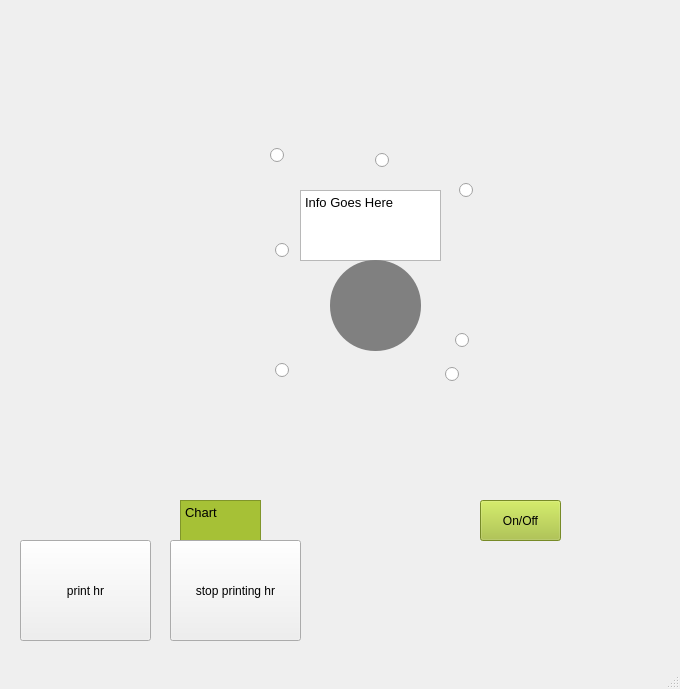
Above: mainwindow.ui from rayc4/COMP3004-Group-Project before the change. Below: the same form after it.
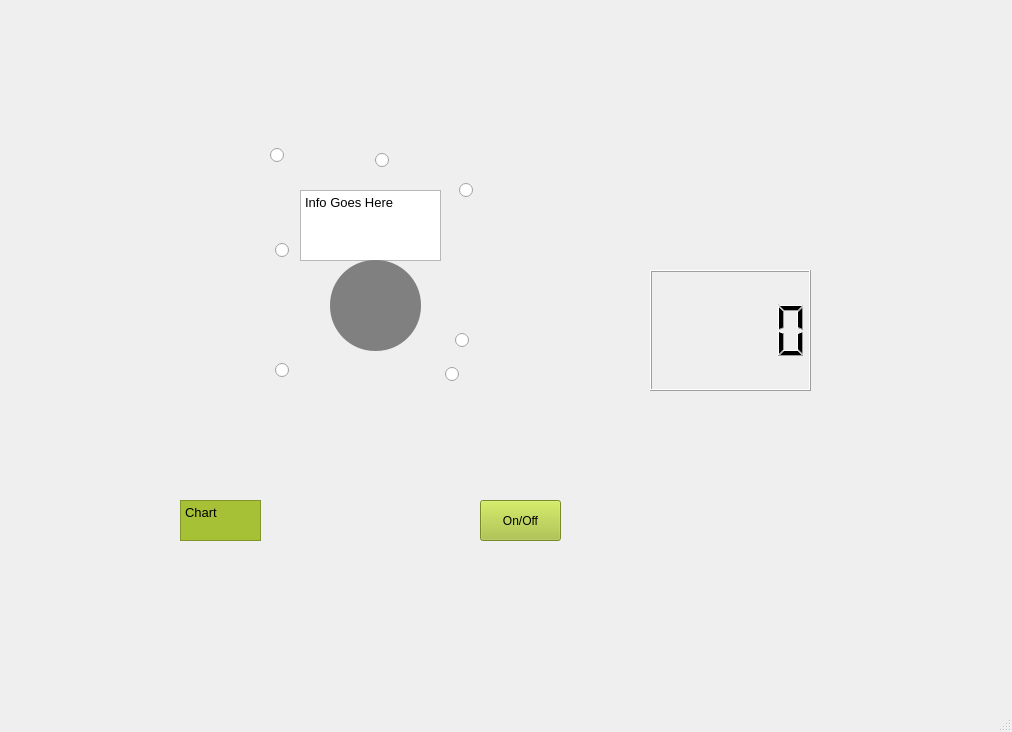
That is the form after the change. Icons and pictures are not drawn.

Diff of the .ui file:
```diff
--- a/mainwindow.ui
+++ b/mainwindow.ui
@@ -6,8 +6,8 @@
    <rect>
     <x>0</x>
     <y>0</y>
-    <width>680</width>
-    <height>689</height>
+    <width>1012</width>
+    <height>732</height>
    </rect>
   </property>
   <property name="windowTitle">
@@ -340,30 +340,14 @@
      <string/>
     </property>
    </widget>
-   <widget class="QPushButton" name="pushButton">
+   <widget class="QLCDNumber" name="heartRateLCD">
     <property name="geometry">
      <rect>
-      <x>20</x>
-      <y>540</y>
-      <width>131</width>
-      <height>101</height>
+      <x>650</x>
+      <y>270</y>
+      <width>161</width>
+      <height>121</height>
      </rect>
-    </property>
-    <property name="text">
-     <string>print hr</string>
-    </property>
-   </widget>
-   <widget class="QPushButton" name="pushButton_2">
-    <property name="geometry">
-     <rect>
-      <x>170</x>
-      <y>540</y>
-      <width>131</width>
-      <height>101</height>
-     </rect>
-    </property>
-    <property name="text">
-     <string>stop printing hr</string>
     </property>
    </widget>
    <zorder>label</zorder>
```
Left out of the diff: 5 changed lines with no effect on the pictures.
